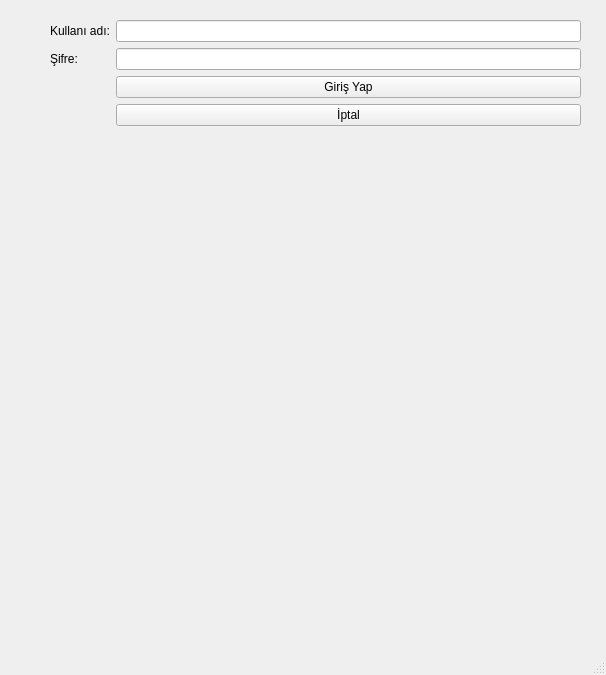
This is SEMA/ilk.ui in vektorelpython24proje/MasaustuProje as Qt 5 draws it before an edit. The edited form follows.
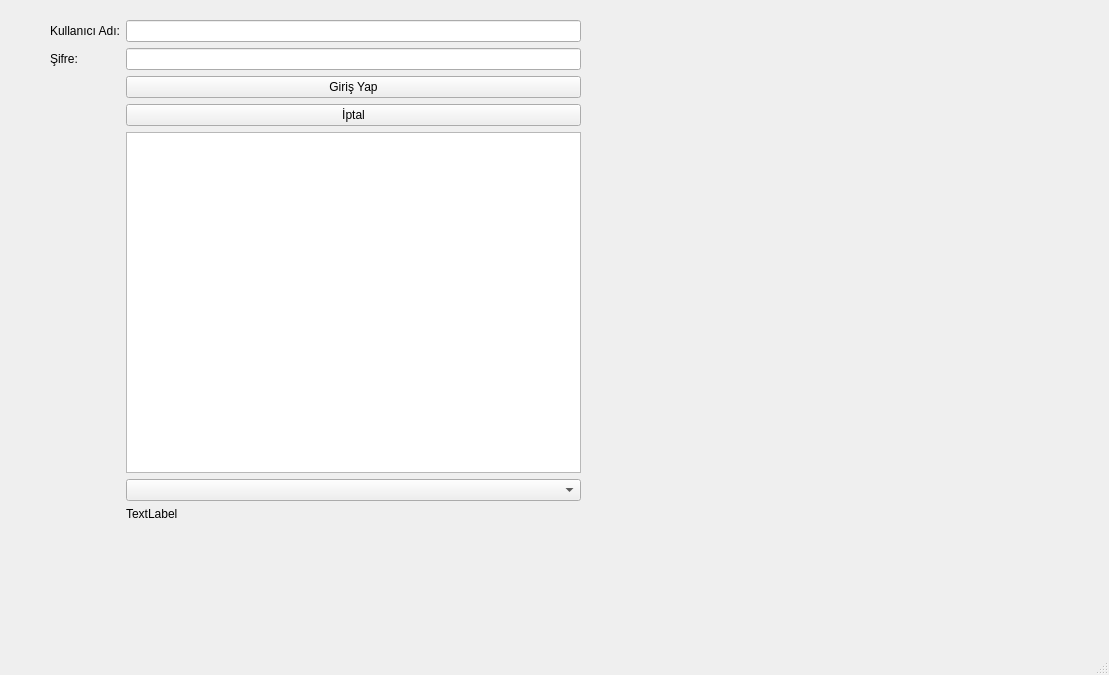
This is the edited form.

The edit to the form file:
```diff
--- a/SEMA/ilk.ui
+++ b/SEMA/ilk.ui
@@ -6,7 +6,7 @@
    <rect>
     <x>0</x>
     <y>0</y>
-    <width>606</width>
+    <width>1109</width>
     <height>675</height>
    </rect>
   </property>
@@ -20,10 +20,30 @@
       <x>50</x>
       <y>20</y>
       <width>531</width>
-      <height>161</height>
+      <height>501</height>
      </rect>
     </property>
     <layout class="QFormLayout" name="formLayout">
+     <item row="2" column="0">
+      <widget class="QLabel" name="label">
+       <property name="text">
+        <string>Kullanıcı Adı:</string>
+       </property>
+      </widget>
+     </item>
+     <item row="2" column="1">
+      <widget class="QLineEdit" name="txtUserName"/>
+     </item>
+     <item row="3" column="0">
+      <widget class="QLabel" name="label_2">
+       <property name="text">
+        <string>Şifre:</string>
+       </property>
+      </widget>
+     </item>
+     <item row="3" column="1">
+      <widget class="QLineEdit" name="txtSifre"/>
+     </item>
      <item row="4" column="1">
       <widget class="QPushButton" name="btGiris">
        <property name="text">
@@ -38,23 +58,16 @@
        </property>
       </widget>
      </item>
-     <item row="2" column="1">
-      <widget class="QLineEdit" name="txtUserName"/>
+     <item row="6" column="1">
+      <widget class="QTableWidget" name="tbl"/>
      </item>
-     <item row="3" column="1">
-      <widget class="QLineEdit" name="txtSifre"/>
+     <item row="7" column="1">
+      <widget class="QComboBox" name="cmb"/>
      </item>
-     <item row="2" column="0">
-      <widget class="QLabel" name="kullaniciadi">
+     <item row="8" column="1">
+      <widget class="QLabel" name="lblSonuc">
        <property name="text">
-        <string>Kullanı adı:</string>
-       </property>
-      </widget>
-     </item>
-     <item row="3" column="0">
-      <widget class="QLabel" name="sifre">
-       <property name="text">
-        <string>Şifre:</string>
+        <string>TextLabel</string>
        </property>
       </widget>
      </item>
```
Left out of the diff: 2 changed lines with no effect on the pictures.
